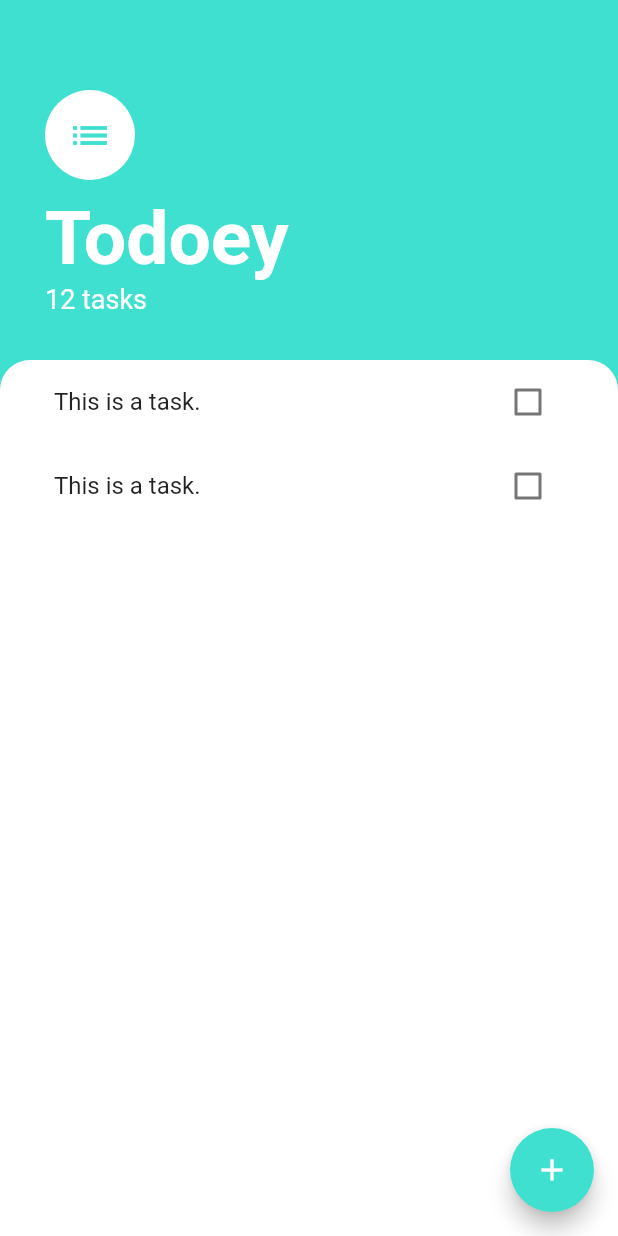
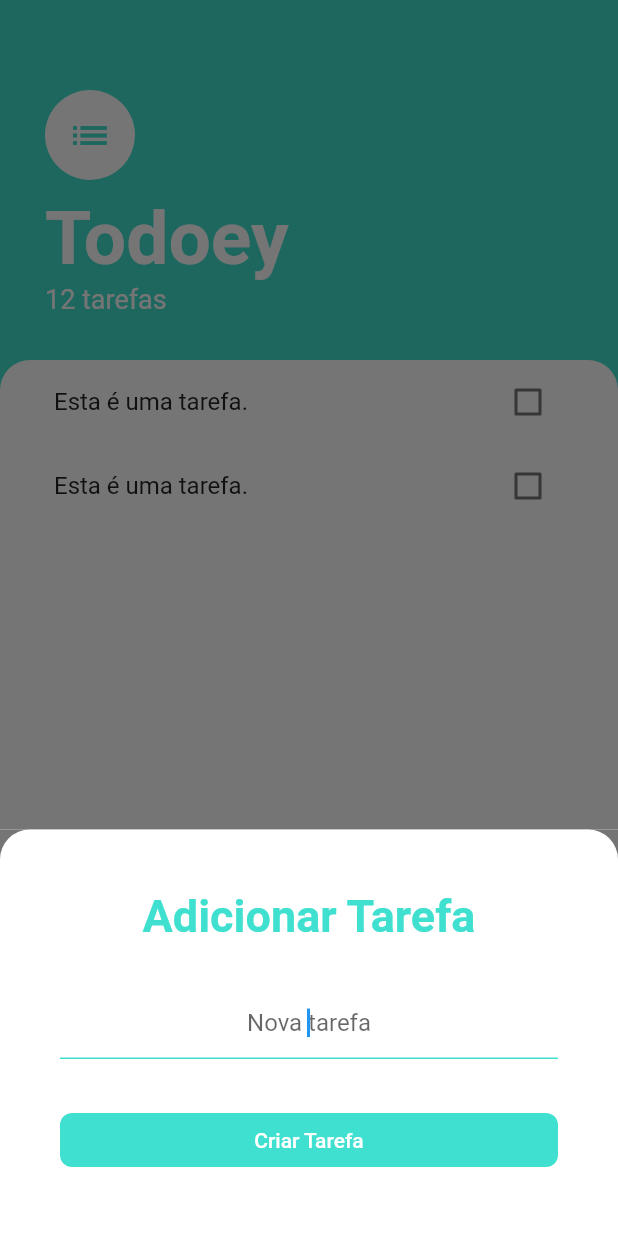
Before and after one commit to Mahdame/todoey, a Flutter app: the screen it shows after launch, after a tap on the "add" icon, on a phone screen of 412 x 824 dp. Run offline on Flutter 3.47's test engine with Material 2 defaults, Android fonts, the phone set to English and light mode, and no system bars.

Commit message:
Widgets created, tasks checkbox logic

```diff
--- a/lib/main.dart
+++ b/lib/main.dart
@@ -1,5 +1,6 @@
 import 'package:flutter/material.dart';
 import 'package:todoey/screens/tasks_screen.dart';
+import 'package:todoey/utilities/constants.dart';
 
 void main() {
   runApp(const MyApp());
@@ -12,6 +13,7 @@ class MyApp extends StatelessWidget {
   Widget build(BuildContext context) {
     return MaterialApp(
       home: TasksScreen(),
+      debugShowCheckedModeBanner: false,
     );
   }
 }
--- /dev/null
+++ b/lib/screens/add_task_screen.dart
@@ -0,0 +1,57 @@
+import 'package:flutter/material.dart';
+import 'package:todoey/utilities/constants.dart';
+
+class AddTaskScreen extends StatelessWidget {
+  @override
+  Widget build(BuildContext context) {
+    return Container(
+      color: addTaskBackgroundColor,
+      child: Container(
+        decoration: const BoxDecoration(
+          color: Colors.white,
+          borderRadius: BorderRadius.only(
+            topRight: Radius.circular(20.0),
+            topLeft: Radius.circular(20.0),
+          ),
+        ),
+        child: Padding(
+          padding: const EdgeInsets.all(40.0),
+          child: Column(
+            crossAxisAlignment: CrossAxisAlignment.stretch,
+            children: [
+              Text(
+                'Adicionar Tarefa',
+                textAlign: TextAlign.center,
+                style: TextStyle(
+                  fontSize: 30.0,
+                  fontWeight: FontWeight.w700,
+                  color: mainBackgroundColor,
+                ),
+              ),
+              SizedBox(
+                height: 30.0,
+              ),
+              TextField(
+                autofocus: true,
+                textAlign: TextAlign.center,
+                decoration: InputDecoration(
+                  focusedBorder: UnderlineInputBorder(
+                      borderSide: BorderSide(color: mainBackgroundColor)),
+                  hintText: 'Nova tarefa',
+                ),
+              ),
+              SizedBox(
+                height: 30.0,
+              ),
+              TextButton(
+                style: flatButtonStyle,
+                child: Text('Criar Tarefa'),
+                onPressed: () {},
+              ),
+            ],
+          ),
+        ),
+      ),
+    );
+  }
+}
--- a/lib/screens/tasks_screen.dart
+++ b/lib/screens/tasks_screen.dart
@@ -1,4 +1,5 @@
 import 'package:flutter/material.dart';
+import 'package:todoey/screens/add_task_screen.dart';
 import 'package:todoey/utilities/constants.dart';
 import 'package:todoey/widgets/task_list.dart';
 import 'package:todoey/widgets/top_banner.dart';
@@ -13,7 +14,15 @@ class TasksScreen extends StatelessWidget {
       floatingActionButton: FloatingActionButton(
         backgroundColor: mainBackgroundColor,
         onPressed: () {
-          // Add a task.
+          showModalBottomSheet(
+            context: context,
+            isScrollControlled: true,
+            builder: (BuildContext context) => SingleChildScrollView(
+                child: Container(
+                    padding: EdgeInsets.only(
+                        bottom: MediaQuery.of(context).viewInsets.bottom),
+                    child: AddTaskScreen())),
+          );
         },
         child: const Icon(Icons.add),
       ),
--- a/lib/utilities/constants.dart
+++ b/lib/utilities/constants.dart
@@ -1,3 +1,14 @@
 import 'package:flutter/material.dart';
 
 const mainBackgroundColor = Color(0xFF40E0D0);
+const addTaskBackgroundColor = Color(0xFF757575);
+
+final ButtonStyle flatButtonStyle = TextButton.styleFrom(
+  primary: Colors.white,
+  minimumSize: const Size(88, 36),
+  padding: const EdgeInsets.symmetric(horizontal: 16.0),
+  shape: const RoundedRectangleBorder(
+    borderRadius: BorderRadius.all(Radius.circular(8.0)),
+  ),
+  backgroundColor: mainBackgroundColor,
+);
--- a/lib/widgets/task_tile.dart
+++ b/lib/widgets/task_tile.dart
@@ -1,21 +1,50 @@
 import 'package:flutter/cupertino.dart';
 import 'package:flutter/material.dart';
+import 'package:todoey/utilities/constants.dart';
 
-var _valueCheck = false;
+class TaskTile extends StatefulWidget {
+  @override
+  State<TaskTile> createState() => _TaskTileState();
+}
 
-class TaskTile extends StatelessWidget {
-  const TaskTile({Key? key}) : super(key: key);
+class _TaskTileState extends State<TaskTile> {
+  var isChecked = false;
 
   @override
   Widget build(BuildContext context) {
     return ListTile(
-      title: Text('This is a task.'),
-      trailing: Checkbox(
-        value: _valueCheck,
-        onChanged: (bool? newValue) {
-          _valueCheck = newValue!;
+      title: Text(
+        'Esta é uma tarefa.',
+        style: TextStyle(
+            decoration: isChecked ? TextDecoration.lineThrough : null),
+      ),
+      trailing: TaskCheckbox(
+        checkboxState: isChecked,
+        toggleCheckboxState: (bool? newValue) {
+          setState(() {
+            isChecked = newValue!;
+          });
         },
       ),
     );
   }
 }
+
+class TaskCheckbox extends StatelessWidget {
+  const TaskCheckbox({
+    required this.checkboxState,
+    required this.toggleCheckboxState,
+  });
+
+  final bool checkboxState;
+  final Function(bool?) toggleCheckboxState;
+
+  @override
+  Widget build(BuildContext context) {
+    return Checkbox(
+      activeColor: mainBackgroundColor,
+      value: checkboxState,
+      onChanged: toggleCheckboxState,
+    );
+  }
+}
--- a/lib/widgets/top_banner.dart
+++ b/lib/widgets/top_banner.dart
@@ -31,7 +31,7 @@ class TopBanner extends StatelessWidget {
                 color: Colors.white),
           ),
           Text(
-            '12 tasks',
+            '12 tarefas',
             style: TextStyle(
               fontSize: 18.0,
               color: Colors.white,
```
